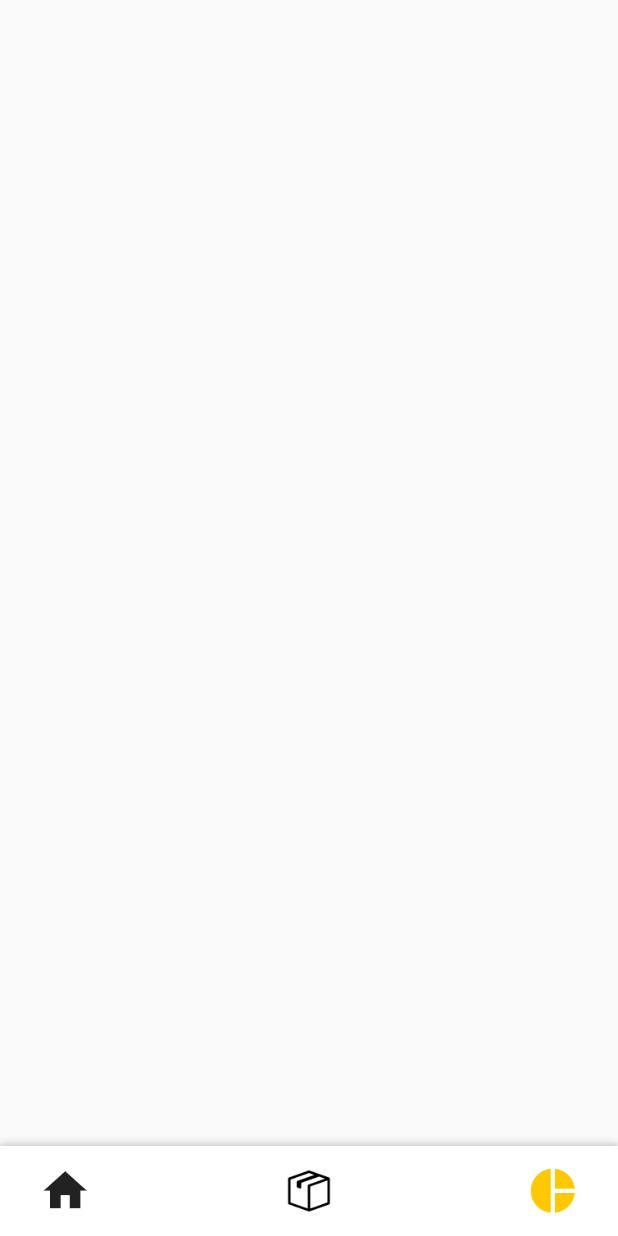
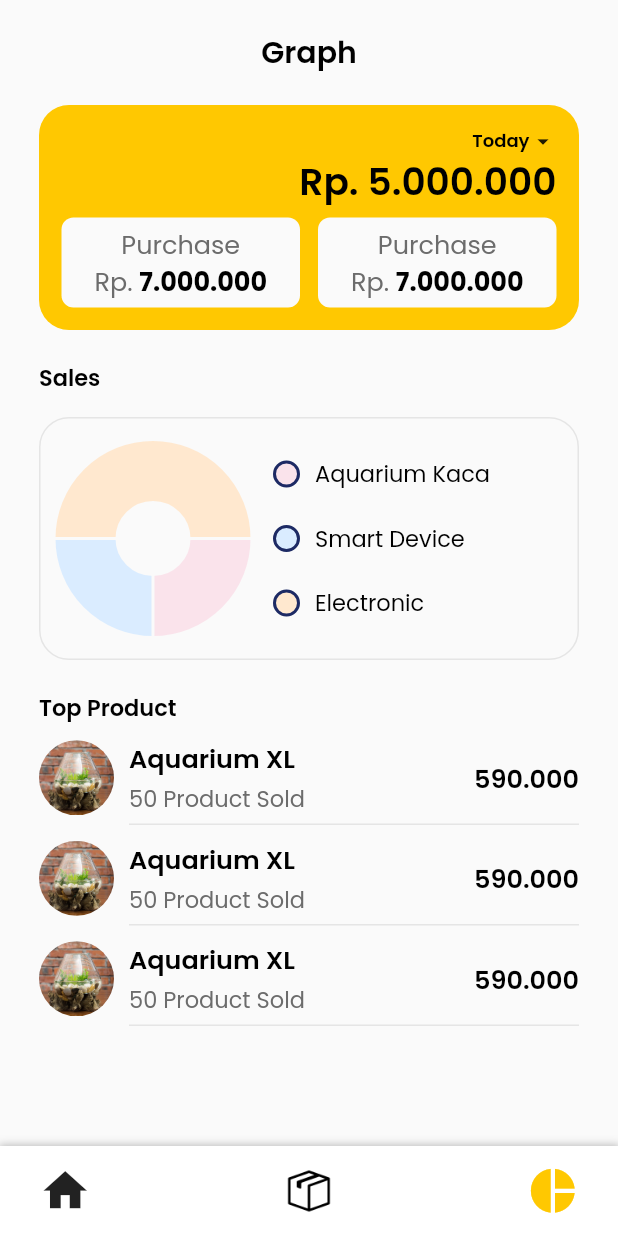
Before and after one commit to anggitpp/moneytoring-legacy, a Flutter app: the screen it shows after launch, on a phone screen of 412 x 824 dp. Run offline on Flutter 3.47's test engine with Material 2 defaults, Android fonts, the phone set to English and light mode, and no system bars; drawn by our look-alikes of fl_chart; our stand-ins replace font_awesome_flutter, get, google_fonts, material_design_icons_flutter, supercharged.

Commit message:
selesai membuat tampilan statistic page dan item item statistic page

```diff
--- a/lib/view/pages/pages.dart
+++ b/lib/view/pages/pages.dart
@@ -1,5 +1,6 @@
 import 'dart:async';
 
+import 'package:fl_chart/fl_chart.dart';
 import 'package:flutter/material.dart';
 import 'package:flutter/services.dart';
 import 'package:get/get.dart';
--- a/lib/view/pages/statistic_page.dart
+++ b/lib/view/pages/statistic_page.dart
@@ -14,9 +14,67 @@ class _StatisticPageState extends State<StatisticPage> {
         statusBarIconBrightness: Brightness.dark,
       ),
     );
-    return Scaffold(
+    return SafeArea(
+      child: Scaffold(
+        backgroundColor: backColor,
         body: Stack(
           children: [
+            SingleChildScrollView(
+              child: Column(
+                children: [
+                  Container(
+                    padding: EdgeInsets.only(top: 20),
+                    child: Text(
+                      'Graph',
+                      textAlign: TextAlign.center,
+                      style: largeFont.copyWith(fontWeight: FontWeight.w600),
+                    ),
+                  ),
+                  Container(
+                    width: double.infinity,
+                    padding: EdgeInsets.symmetric(horizontal: defaultMargin),
+                    child: Column(
+                      crossAxisAlignment: CrossAxisAlignment.start,
+                      children: [
+                        SizedBox(
+                          height: 20,
+                        ),
+                        StatisticHeader(),
+                        SizedBox(
+                          height: 20,
+                        ),
+                        Text(
+                          'Sales',
+                          style:
+                              mediumFont.copyWith(fontWeight: FontWeight.w600),
+                        ),
+                        SizedBox(
+                          height: 15,
+                        ),
+                        SalesGraph(),
+                        SizedBox(
+                          height: 20,
+                        ),
+                        Text(
+                          'Top Product',
+                          style:
+                              mediumFont.copyWith(fontWeight: FontWeight.w600),
+                        ),
+                        SizedBox(
+                          height: 10,
+                        ),
+                        StatisticItem(),
+                        StatisticItem(),
+                        StatisticItem(),
+                        SizedBox(
+                          height: 70,
+                        ),
+                      ],
+                    ),
+                  ),
+                ],
+              ),
+            ),
             Align(
               alignment: Alignment.bottomCenter,
               child: Container(
@@ -54,6 +112,7 @@ class _StatisticPageState extends State<StatisticPage> {
             ),
           ],
         ),
+      ),
     );
   }
 }
--- /dev/null
+++ b/lib/view/widgets/sales_graph.dart
@@ -0,0 +1,107 @@
+part of 'widgets.dart';
+
+class SalesGraph extends StatelessWidget {
+  @override
+  Widget build(BuildContext context) {
+    return Container(
+      padding: EdgeInsets.symmetric(horizontal: 5, vertical: 10),
+      decoration: BoxDecoration(
+        borderRadius: BorderRadius.circular(20),
+        border: Border.all(color: "#E5E5E5".toColor()),
+      ),
+      child: Row(
+        children: [
+          Container(
+            width: 140,
+            height: 140,
+            child: PieChart(PieChartData(
+                centerSpaceRadius: 25,
+                borderData: FlBorderData(show: false),
+                sections: [
+                  PieChartSectionData(
+                      showTitle: false, value: 25, color: "#FAE3EB".toColor()),
+                  PieChartSectionData(
+                      showTitle: false, value: 25, color: "#DAECFF".toColor()),
+                  PieChartSectionData(
+                      showTitle: false, value: 50, color: "#FFE8CF".toColor()),
+                ])),
+          ),
+          SizedBox(
+            width: 10,
+          ),
+          Column(
+            crossAxisAlignment: CrossAxisAlignment.start,
+            children: [
+              Row(
+                children: [
+                  Container(
+                    width: 18,
+                    height: 18,
+                    decoration: BoxDecoration(
+                      border: Border.all(color: "#1D2A64".toColor(), width: 2),
+                      shape: BoxShape.circle,
+                      color: "#FAE3EB".toColor(),
+                    ),
+                  ),
+                  SizedBox(
+                    width: 10,
+                  ),
+                  Text(
+                    'Aquarium Kaca',
+                    style: mediumFont.copyWith(fontSize: 15),
+                  ),
+                ],
+              ),
+              SizedBox(
+                height: 20,
+              ),
+              Row(
+                children: [
+                  Container(
+                    width: 18,
+                    height: 18,
+                    decoration: BoxDecoration(
+                      border: Border.all(color: "#1D2A64".toColor(), width: 2),
+                      shape: BoxShape.circle,
+                      color: "#DAECFF".toColor(),
+                    ),
+                  ),
+                  SizedBox(
+                    width: 10,
+                  ),
+                  Text(
+                    'Smart Device',
+                    style: mediumFont.copyWith(fontSize: 15),
+                  ),
+                ],
+              ),
+              SizedBox(
+                height: 20,
+              ),
+              Row(
+                children: [
+                  Container(
+                    width: 18,
+                    height: 18,
+                    decoration: BoxDecoration(
+                      border: Border.all(color: "#1D2A64".toColor(), width: 2),
+                      shape: BoxShape.circle,
+                      color: "#FFE8CF".toColor(),
+                    ),
+                  ),
+                  SizedBox(
+                    width: 10,
+                  ),
+                  Text(
+                    'Electronic',
+                    style: mediumFont.copyWith(fontSize: 15),
+                  ),
+                ],
+              ),
+            ],
+          )
+        ],
+      ),
+    );
+  }
+}
--- /dev/null
+++ b/lib/view/widgets/statistic_header.dart
@@ -0,0 +1,124 @@
+part of 'widgets.dart';
+
+class StatisticHeader extends StatelessWidget {
+  @override
+  Widget build(BuildContext context) {
+    return Container(
+      padding: EdgeInsets.all(15),
+      height: 150,
+      width: double.infinity,
+      decoration: BoxDecoration(
+        borderRadius: BorderRadius.circular(20),
+        color: mainColor,
+      ),
+      child: Column(
+        crossAxisAlignment: CrossAxisAlignment.end,
+        children: [
+          Row(
+            mainAxisAlignment: MainAxisAlignment.end,
+            children: [
+              Text(
+                'Today',
+                style: smallFont.copyWith(fontWeight: FontWeight.w600),
+              ),
+              Icon(Icons.arrow_drop_down, size: 18)
+            ],
+          ),
+          Text(
+            NumberFormat.currency(
+                    locale: 'id-ID', decimalDigits: 0, symbol: 'Rp. ')
+                .format(5000000),
+            style:
+                largeFont.copyWith(fontSize: 25, fontWeight: FontWeight.w600),
+          ),
+          SizedBox(
+            height: 5,
+          ),
+          Row(
+            mainAxisAlignment: MainAxisAlignment.spaceBetween,
+            children: [
+              Container(
+                padding: EdgeInsets.symmetric(vertical: 5),
+                decoration: BoxDecoration(
+                  borderRadius: BorderRadius.circular(8),
+                  color: backColor,
+                ),
+                height: 60,
+                width: MediaQuery.of(context).size.width / 2 -
+                    (2 * defaultMargin) +
+                    5,
+                child: Column(
+                  mainAxisAlignment: MainAxisAlignment.center,
+                  children: [
+                    Container(
+                      child: Text(
+                        'Purchase',
+                        style: greyFont.copyWith(fontSize: 17),
+                      ),
+                    ),
+                    Row(
+                      mainAxisAlignment: MainAxisAlignment.center,
+                      children: [
+                        Text(
+                          'Rp. ',
+                          style: greyFont.copyWith(fontSize: 17),
+                        ),
+                        Text(
+                            NumberFormat.currency(
+                                    locale: 'id-ID',
+                                    symbol: '',
+                                    decimalDigits: 0)
+                                .format(7000000),
+                            style: mediumFont.copyWith(
+                                fontWeight: FontWeight.bold, fontSize: 17)),
+                      ],
+                    ),
+                  ],
+                ),
+              ),
+              Container(
+                padding: EdgeInsets.symmetric(vertical: 5),
+                decoration: BoxDecoration(
+                  borderRadius: BorderRadius.circular(8),
+                  color: backColor,
+                ),
+                height: 60,
+                width: MediaQuery.of(context).size.width / 2 -
+                    (2 * defaultMargin) +
+                    5,
+                child: Column(
+                  mainAxisAlignment: MainAxisAlignment.center,
+                  children: [
+                    Container(
+                      child: Text(
+                        'Purchase',
+                        style: greyFont.copyWith(fontSize: 17),
+                      ),
+                    ),
+                    Row(
+                      mainAxisAlignment: MainAxisAlignment.center,
+                      children: [
+                        Text(
+                          'Rp. ',
+                          style: greyFont.copyWith(fontSize: 17),
+                        ),
+                        Text(
+                            NumberFormat.currency(
+                                    locale: 'id-ID',
+                                    symbol: '',
+                                    decimalDigits: 0)
+                                .format(7000000),
+                            style: mediumFont.copyWith(
+                                fontWeight: FontWeight.bold, fontSize: 17)),
+                      ],
+                    ),
+                  ],
+                ),
+              ),
+            ],
+          )
+        ],
+      ),
+    );
+  }
+}
--- /dev/null
+++ b/lib/view/widgets/statistic_item.dart
@@ -0,0 +1,80 @@
+part of 'widgets.dart';
+
+class StatisticItem extends StatelessWidget {
+  @override
+  Widget build(BuildContext context) {
+    return Column(
+      children: [
+        Container(
+          child: Row(
+            mainAxisAlignment: MainAxisAlignment.spaceBetween,
+            children: [
+              Row(
+                children: [
+                  Container(
+                    width: 50,
+                    height: 50,
+                    decoration: BoxDecoration(
+                      shape: BoxShape.circle,
+                      image: DecorationImage(
+                          image: AssetImage('assets/aquarium.jpg'),
+                          fit: BoxFit.cover),
+                    ),
+                  ),
+                  SizedBox(
+                    width: 10,
+                  ),
+                  Column(
+                    crossAxisAlignment: CrossAxisAlignment.start,
+                    mainAxisAlignment: MainAxisAlignment.spaceBetween,
+                    children: [
+                      Text(
+                        'Aquarium XL',
+                        style: mediumFont.copyWith(
+                            fontWeight: FontWeight.w600, fontSize: 17),
+                      ),
+                      SizedBox(
+                        height: 3,
+                      ),
+                      Text(
+                        '50 Product Sold',
+                        style: greyFont.copyWith(fontSize: 15),
+                      ),
+                    ],
+                  ),
+                ],
+              ),
+              Text(
+                '590.000',
+                style: mediumFont.copyWith(
+                    fontWeight: FontWeight.w600, fontSize: 17),
+              ),
+            ],
+          ),
+        ),
+        SizedBox(
+          height: 5,
+        ),
+        Container(
+          width: double.infinity,
+          child: Column(
+            mainAxisAlignment: MainAxisAlignment.end,
+            crossAxisAlignment: CrossAxisAlignment.end,
+            children: [
+              Container(
+                width:
+                    MediaQuery.of(context).size.width - 60 - 2 * defaultMargin,
+                decoration: BoxDecoration(
+                  border: Border.all(color: greyColor, width: 0.5),
+                ),
+              ),
+            ],
+          ),
+        ),
+        SizedBox(
+          height: 10,
+        ),
+      ],
+    );
+  }
+}
--- a/lib/view/widgets/widgets.dart
+++ b/lib/view/widgets/widgets.dart
@@ -1,8 +1,14 @@
 import 'package:flutter/material.dart';
 import 'package:moneytoring/shared/shared.dart';
+import 'package:intl/intl.dart';
+import 'package:fl_chart/fl_chart.dart';
+import 'package:supercharged/supercharged.dart';
 
 part 'transaction_item.dart';
 part 'product_item.dart';
 part 'transaction_categories.dart';
 part 'transaction_selected_item.dart';
 part 'transaction_detail_item.dart';
+part 'statistic_header.dart';
+part 'sales_graph.dart';
+part 'statistic_item.dart';
--- a/pubspec.yaml
+++ b/pubspec.yaml
@@ -24,6 +24,7 @@ dependencies:
   flutter:
     sdk: flutter
   cupertino_icons: ^0.1.3
+  fl_chart: ^0.12.0
   font_awesome_flutter: ^8.10.0
   get: ^3.0.0
   google_fonts: ^1.1.1
```
Also changed, not shown: pubspec.lock. Lines whose indentation alone changed are shown as unchanged.
